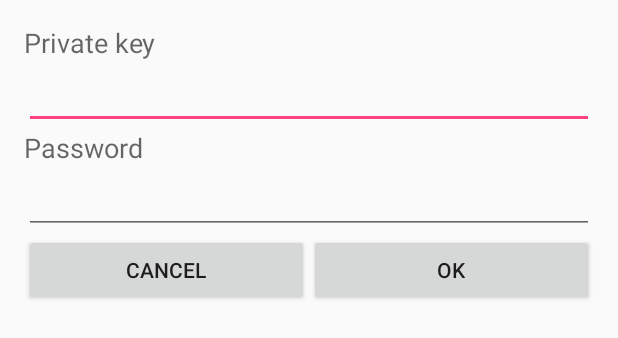
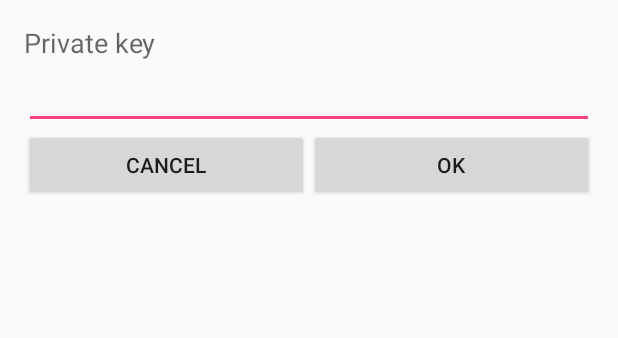
Before and after one commit to YP-Hospital/YP-Hospital, an Android app: the layout dialog_enter_private_key.xml on its own in the app's theme, with its tools: preview values and no code run, on a phone screen of 412 x 824 dp. Shown: the top 338 px of the screen. Run offline under Robolectric (Android 15) with nearby library versions, the phone set to English and light mode, and no system bars.

Commit message:
reset to old version

```diff
--- a/app/src/main/java/com/example/mary/hospital/Action/CertificatesActivity.java
+++ b/app/src/main/java/com/example/mary/hospital/Action/CertificatesActivity.java
@@ -144,10 +144,8 @@ public class CertificatesActivity extends AppCompatActivity {
             @Override
             public void onClick(View v) {
                 EditText editTextKey = (EditText) dialog.findViewById(R.id.dialogEnterKeyEditText);
-                EditText editTextPassword = (EditText) dialog.findViewById(R.id.dialogEnterKeyEditText);
                 String key = editTextKey.getText().toString();
-                String password = editTextPassword.getText().toString();
-                if(certificateService.deleteCertificate(certificate.getId(), key, password)){//
+                if(certificateService.deleteCertificate(certificate.getId(), key)){//
                     users.remove(pos);
                     usersNames.remove(pos);
                     dialog.dismiss();
--- a/app/src/main/java/com/example/mary/hospital/Action/Login.java
+++ b/app/src/main/java/com/example/mary/hospital/Action/Login.java
@@ -78,8 +78,9 @@ public class Login extends AppCompatActivity {
             }
         } else {
             numberOfRetries++;
-            if(numberOfRetries == 6) {
+            if(numberOfRetries > 5) {
                 startActivity(new Intent(this, CaptchatestActivity.class));
+                numberOfRetries = 0;
             }
         }
     }
--- a/app/src/main/java/com/example/mary/hospital/Service/CertificateService.java
+++ b/app/src/main/java/com/example/mary/hospital/Service/CertificateService.java
@@ -7,7 +7,7 @@ import java.util.List;
 import java.util.Map;
 
 public interface CertificateService {
-    Boolean deleteCertificate(Integer id, String privateKey, String password);
+    Boolean deleteCertificate(Integer id, String privateKey);
     public String getAllCertificatesSignature();
     Certificate getCertificateByUser(User user);
     List<Certificate> getAllCertificates();
--- a/app/src/main/java/com/example/mary/hospital/Service/Impl/CertificateServiceImpl.java
+++ b/app/src/main/java/com/example/mary/hospital/Service/Impl/CertificateServiceImpl.java
@@ -27,7 +27,7 @@ public class CertificateServiceImpl implements CertificateService {
     private Context context;
     private UserService userService;
 
-    public Boolean deleteCertificate(Integer id, String privateKey, String password) {
+    public Boolean deleteCertificate(Integer id, String privateKey) {
         if (privateKey.isEmpty()) {
             return false;
         }
--- a/app/src/main/res/layout/dialog_enter_private_key.xml
+++ b/app/src/main/res/layout/dialog_enter_private_key.xml
@@ -33,22 +33,6 @@
             android:layout_weight="0.37"
             android:inputType="textMultiLine" />
 
-        <TextView
-            android:layout_width="wrap_content"
-            android:layout_height="wrap_content"
-            android:textAppearance="?android:attr/textAppearanceMedium"
-            android:text="@string/password"
-            android:id="@+id/dialogEnterKeyTextViewPassword"
-            android:layout_weight="0.37" />
-
-        <EditText
-            android:layout_width="match_parent"
-            android:layout_height="wrap_content"
-            android:inputType="textPassword"
-            android:ems="10"
-            android:id="@+id/dialogEnterKeyEditTextPassword"
-            android:layout_weight="0.37" />
-
         <LinearLayout
             android:orientation="horizontal"
             android:layout_width="match_parent"
```
Also changed, not shown: app/src/main/java/com/example/mary/hospital/Action/DiseaseActivity.java (+4 -5 lines), app/src/main/java/com/example/mary/hospital/Service/DiseaseHistoryService.java (+4 -4 lines), app/src/main/java/com/example/mary/hospital/Service/Impl/DiseaseHistoryServiceImpl.java (+6 -6 lines).
